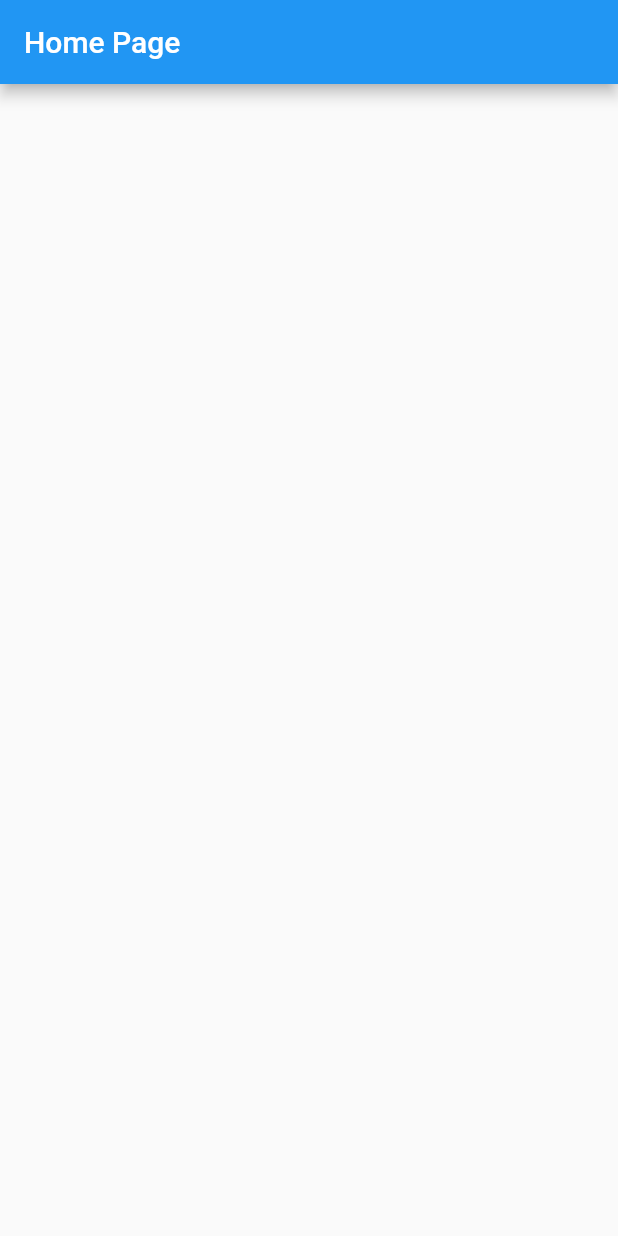
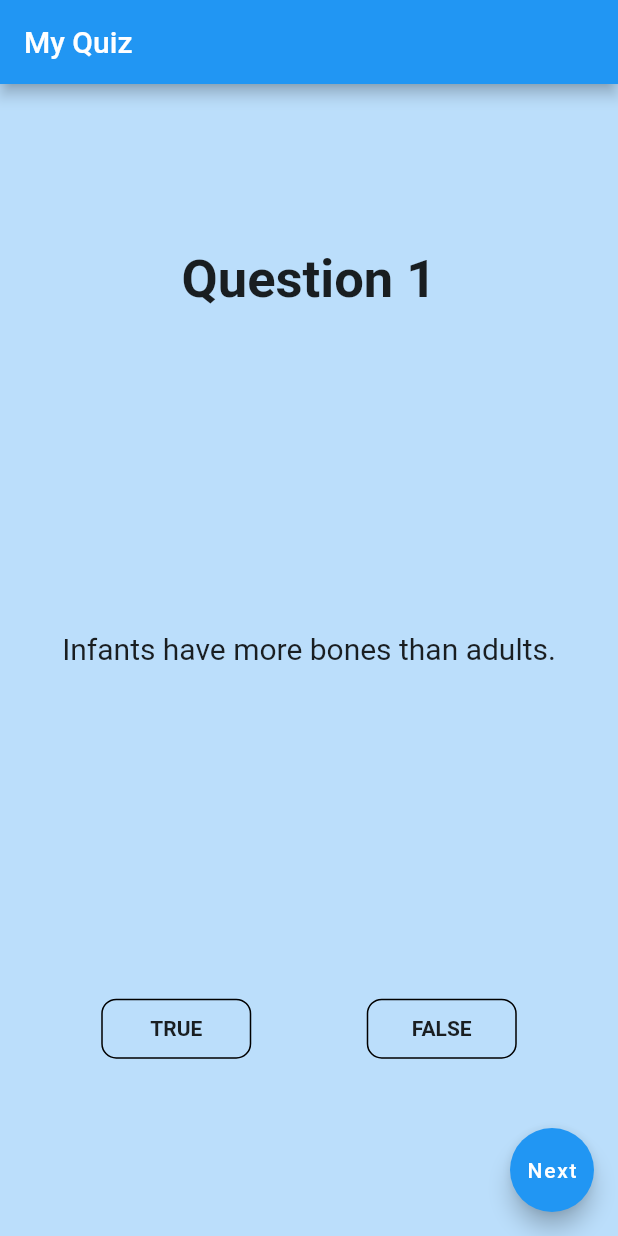
Before and after one commit to joinsigma/flutter-starter-templates, a Flutter app: the screen it shows after launch, on a phone screen of 412 x 824 dp. Run offline on Flutter 3.47's test engine with Material 2 defaults, Android fonts, the phone set to English and light mode, and no system bars.

Commit message:
feat: added starter template for module_1 capstone (my_quiz)

```diff
--- a/module_1/capstone/my_quiz/lib/main.dart
+++ b/module_1/capstone/my_quiz/lib/main.dart
@@ -1,9 +1,10 @@
 import 'package:flutter/material.dart';
+import 'package:my_quiz/quiz_data.dart';
 
 void main() {
   runApp(
     MaterialApp(
-      title: 'Flutter Demo',
+      title: 'My Quiz',
       theme: ThemeData(
         primarySwatch: Colors.blue,
       ),
@@ -13,14 +14,115 @@ void main() {
   );
 }
 
-class HomePage extends StatelessWidget {
+class HomePage extends StatefulWidget {
   const HomePage({Key? key}) : super(key: key);
+
+  @override
+  State<HomePage> createState() => _HomePageState();
+}
+
+class _HomePageState extends State<HomePage> {
+  var counter = 0;
 
   @override
   Widget build(BuildContext context) {
     return Scaffold(
       appBar: AppBar(
-        title: const Text('Home Page'),
+        title: const Text('My Quiz'),
+      ),
+      body: Container(
+        color: Colors.blue[100],
+        child: Center(
+          child: Padding(
+            padding:
+                const EdgeInsets.symmetric(vertical: 10.0, horizontal: 25.0),
+            child: Column(
+              mainAxisAlignment: MainAxisAlignment.spaceEvenly,
+              children: [
+                Text(
+                  'Question ${counter + 1}',
+                  style: const TextStyle(
+                      fontSize: 35.0, fontWeight: FontWeight.bold),
+                ),
+                Container(
+                  height: 250,
+                  alignment: Alignment.center,
+                  child: Text(
+                    quizData[counter]['question_string'].toString(),
+                    style: const TextStyle(fontSize: 20.0),
+                    textAlign: TextAlign.center,
+                  ),
+                ),
+                ButtonBar(
+                  alignment: MainAxisAlignment.spaceAround,
+                  children: [
+                    GestureDetector(
+                      child: Container(
+                        height: 40,
+                        width: 100,
+                        alignment: Alignment.center,
+                        decoration: BoxDecoration(
+                          border: Border.all(color: Colors.black),
+                          borderRadius: BorderRadius.circular(10.0),
+                        ),
+                        child: const Text(
+                          'TRUE',
+                          style: TextStyle(fontWeight: FontWeight.bold),
+                        ),
+                      ),
+                      onTap: () {
+                        /**
+                         * Todo:
+                         * - if user selected 'True', they should be navigated to the second screen
+                         *
+                         * Hint:
+                         * - you may use Navigator.push() to trigger screens switching
+                         */
+                      },
+                    ),
+                    GestureDetector(
+                      child: Container(
+                        height: 40,
+                        width: 100,
+                        alignment: Alignment.center,
+                        decoration: BoxDecoration(
+                          border: Border.all(color: Colors.black),
+                          borderRadius: BorderRadius.circular(10.0),
+                        ),
+                        child: const Text(
+                          'FALSE',
+                          style: TextStyle(fontWeight: FontWeight.bold),
+                        ),
+                      ),
+                      onTap: () {
+                        /**
+                         * Todo:
+                         * - if user selected 'False', they should be navigated to the second screen
+                         *
+                         * Hint:
+                         * - you may use Navigator.push() to trigger screens switching
+                         */
+                      },
+                    ),
+                  ],
+                )
+              ],
+            ),
+          ),
+        ),
+      ),
+      floatingActionButton: FloatingActionButton(
+        onPressed: () {
+          // Switch to next question, reset to first question if comes to end of the question
+          setState(() {
+            if (counter < quizData.length - 1) {
+              counter++;
+            } else {
+              counter = 0;
+            }
+          });
+        },
+        child: const Text('Next'),
       ),
     );
   }
--- /dev/null
+++ b/module_1/capstone/my_quiz/lib/quiz_answer_screen.dart
@@ -0,0 +1,40 @@
+import 'package:flutter/material.dart';
+
+class QuizAnswerScreen extends StatelessWidget {
+  /// This screen takes in 2 parameters, whereby [currentQuiz] will carry the info of the current quiz and [userAnswer] carry the selected answer
+  final Map<String, dynamic> currentQuiz;
+  final bool userAnswer;
+
+  const QuizAnswerScreen({
+    Key? key,
+    required this.currentQuiz,
+    required this.userAnswer,
+  }) : super(key: key);
+
+  @override
+  Widget build(BuildContext context) {
+    return Scaffold(
+      /**
+       * Todo:
+       *  - if the answer is correct, display 'Correct' as title, otherwise 'Wrong'
+       *
+       * Hint:
+       *  - 'title' property controls the title of the AppBar()
+       */
+      appBar: AppBar(),
+
+      /**
+       * Todo:
+       *  - if user selected correct answer, background should be green. Otherwise red.
+       *  - displays the question and corresponding correct answer in the screen
+       *
+       * Hint:
+       *  - you may setup a boolean flag to record whether the user selected the correct answer.
+       *  - Then, based on the flag, use ?: operator to vary the properties value accordingly
+       *  - eg. color: isAnswerCorrect ? Colors.green : Colors.red
+       *  - you may access [currentQuiz] to access quiz question (question_string) and its answer (answer_bool)
+       */
+      body: Container(),
+    );
+  }
+}
--- /dev/null
+++ b/module_1/capstone/my_quiz/lib/quiz_data.dart
@@ -0,0 +1,36 @@
+final quizData = [
+  {
+    "question_id": "1",
+    "question_string": "Infants have more bones than adults.",
+    "answer_bool": true,
+    "answer_desc":
+        "Infants are born with approximately 300 bones but have 206 by the time they reach adulthood."
+  },
+  {
+    "question_id": "2",
+    "question_string": "Mount Everest is the tallest mountain in the world.",
+    "answer_bool": true,
+    "answer_desc":
+        "Mount Everest reaches an elevation of 29,032 feet / 8,848 m."
+  },
+  {
+    "question_id": "3",
+    "question_string": "Bats are blind.",
+    "answer_bool": false,
+    "answer_desc":
+        "Bats often find their way using ultrasound but their eyes work too."
+  },
+  {
+    "question_id": "4",
+    "question_string": "Sloth has slowest digestion time among mammal",
+    "answer_bool": true,
+    "answer_desc": "It takes 2 weeks to digest one meal"
+  },
+  {
+    "question_id": "5",
+    "question_string": "Snails dont have teeth.",
+    "answer_bool": false,
+    "answer_desc":
+        "Snails can have an average of 1,000-12,000 teeth placed on their tongue."
+  }
+];
```
